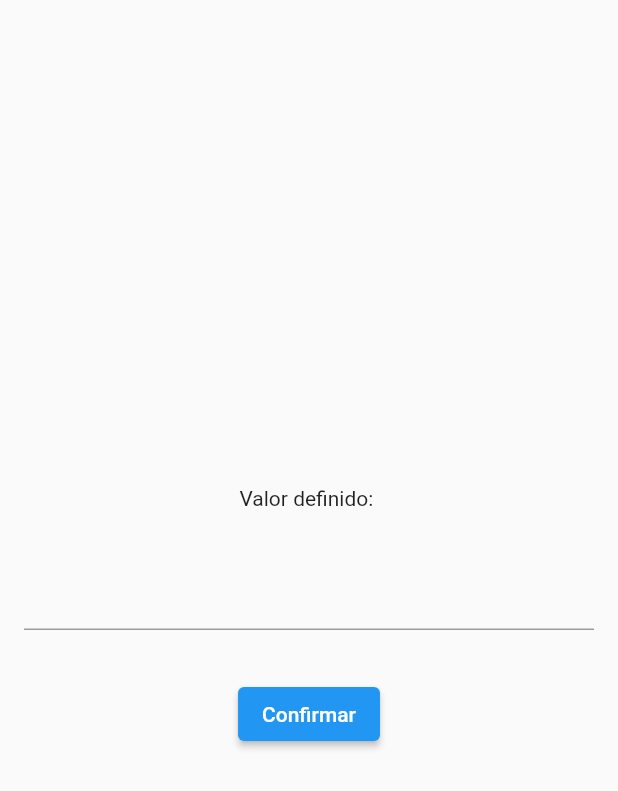
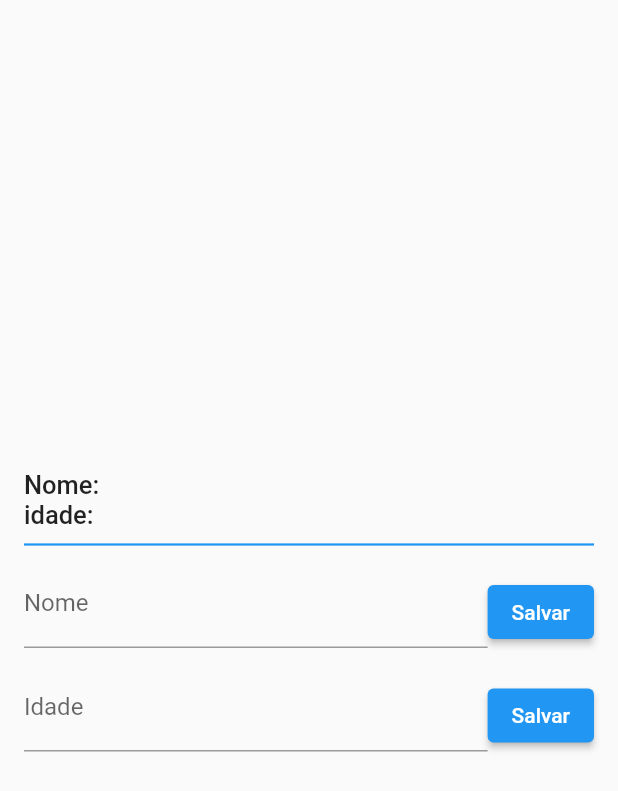
Before and after one commit to caneto/Get_intro, a Flutter app: the screen it shows after launch, on a phone screen of 412 x 824 dp. Shown: the top 791 px of the screen. Run offline on Flutter 3.47's test engine with Material 2 defaults, Android fonts, the phone set to English and light mode, and no system bars.

Commit message:
Inicio com Relatividade with Object

```diff
--- a/lib/main.dart
+++ b/lib/main.dart
@@ -1,15 +1,12 @@
 import 'package:flutter/material.dart';
-import 'package:get/get.dart';
-import 'package:getintro/value_controller.dart';
 
 void main() {
   runApp(const MyApp());
 }
 
 class MyApp extends StatelessWidget {
-  const MyApp({super.key});
+  const MyApp({Key? key}) : super(key: key);
 
-  // This widget is the root of your application.
   @override
   Widget build(BuildContext context) {
     return MaterialApp(
@@ -23,11 +20,15 @@ class MyApp extends StatelessWidget {
 }
 
 class HomePage extends StatelessWidget {
-  HomePage({super.key});
+  HomePage({Key? key}) : super(key: key);
 
-  final textControler = TextEditingController();
+  final nameController = TextEditingController();
+  final ageController = TextEditingController();
 
-  final valueController = ValueController();
+  TextStyle commonStyle() => const TextStyle(
+    fontSize: 17,
+    fontWeight: FontWeight.w500,
+  );
 
   @override
   Widget build(BuildContext context) {
@@ -36,39 +37,70 @@ class HomePage extends StatelessWidget {
         padding: const EdgeInsets.all(16),
         child: Column(
           mainAxisAlignment: MainAxisAlignment.center,
+          crossAxisAlignment: CrossAxisAlignment.stretch,
           children: [
-            // Valor
-            GetX<ValueController>(
-              init: valueController,
-              builder: (ctrl) {
-                return Text("Valor definido: ${ctrl.definidoValue}");
-              },
+            Text(
+              'Nome: ',
+              style: commonStyle(),
+            ),
+            Text(
+              'idade: ',
+              style: commonStyle(),
             ),
 
-            // Campo
-            Padding(
-              padding: const EdgeInsets.symmetric(vertical: 32),
-              child: TextField(
-                controller: textControler,
-              ),
+            const Divider(
+              thickness: 1.5,
+              color: Colors.blue,
+              height: 20,
             ),
 
-            // Botão
-            GetX<ValueController>(
-              init: valueController,
-              builder: (ctrl) {
-                return ctrl.isLoading.value
-                  ? const CircularProgressIndicator()
-                  : ElevatedButton(
-                      onPressed: () {
-                        String value = textControler.text;
+            Row(
+              crossAxisAlignment: CrossAxisAlignment.end,
+              children: [
+                // Campo de nome
+                Expanded(
+                  child: TextField(
+                    controller: nameController,
+                    decoration: const InputDecoration(
+                      labelText: 'Nome',
+                    ),
+                  ),
+                ),
 
-                        valueController.setValue(value);
-                      },
-                      child: const Text('Confirmar'),
-                    );
-                  },
+                // Botão para salvar o nome
+                ElevatedButton(
+                  onPressed: () {},
+                  child: const Text('Salvar'),
                 ),
+              ],
+            ),
+
+            // Espaçamento
+            const SizedBox(height: 10),
+
+            Row(
+              crossAxisAlignment: CrossAxisAlignment.end,
+              children: [
+                // Campo de idade
+                Expanded(
+                  child: TextField(
+                    controller: ageController,
+                    decoration: const InputDecoration(
+                      labelText: 'Idade',
+                    ),
+                  ),
+                ),
+
+                // Botão para salvar a idade
+                ElevatedButton(
+                  onPressed: () {},
+                  child: const Text('Salvar'),
+                ),
+              ],
+            ),
+
+            // Espaçamento
+            const SizedBox(height: 10),
           ],
         ),
       ),
--- a/lib/value_controller.dart
+++ /dev/null
@@ -1,19 +0,0 @@
-
-import 'package:get/get.dart';
-
-class ValueController extends GetxController {
-
-  RxString definidoValue = "".obs;
-
-  RxBool isLoading = false.obs;
-
-  Future<void> setValue(String newValue) async {
-    isLoading.value = true;
-
-    await Future.delayed(const Duration(seconds: 2));
-
-    definidoValue.value = newValue;
-
-    isLoading.value = false;
-  }
-}
```
